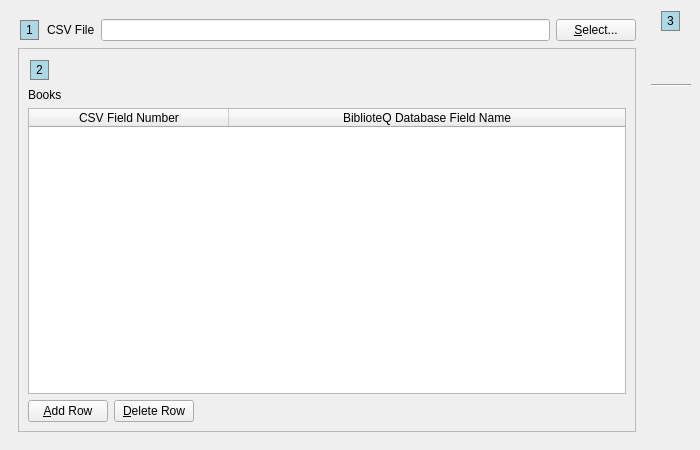
Above: UI/biblioteq_import.ui from textbrowser/biblioteq before the change. Below: the same form after it.
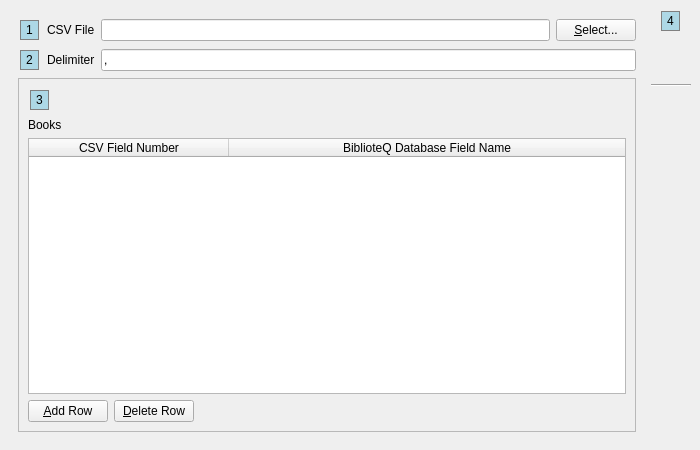
That is the form after the change. Icons and pictures are not drawn.

The edit to the form file:
```diff
--- a/UI/biblioteq_import.ui
+++ b/UI/biblioteq_import.ui
@@ -68,6 +68,45 @@
          </item>
         </layout>
        </item>
+       <item>
+        <layout class="QHBoxLayout" name="horizontalLayout_5">
+         <item>
+          <widget class="QLabel" name="label_108">
+           <property name="sizePolicy">
+            <sizepolicy hsizetype="Fixed" vsizetype="Fixed">
+             <horstretch>0</horstretch>
+             <verstretch>0</verstretch>
+            </sizepolicy>
+           </property>
+           <property name="styleSheet">
+            <string notr="true">QLabel {
+ border: 1px solid gray;
+ background-color: lightblue;
+ margin: 2px;
+ padding: 2px;
+ }</string>
+           </property>
+           <property name="text">
+            <string>2</string>
+           </property>
+          </widget>
+         </item>
+         <item>
+          <widget class="QLabel" name="label_3">
+           <property name="text">
+            <string>Delimiter</string>
+           </property>
+          </widget>
+         </item>
+         <item>
+          <widget class="QLineEdit" name="delimiter">
+           <property name="text">
+            <string>,</string>
+           </property>
+          </widget>
+         </item>
+        </layout>
+       </item>
        <item>
         <widget class="QScrollArea" name="scrollArea">
          <property name="widgetResizable">
@@ -79,7 +118,7 @@
             <x>0</x>
             <y>0</y>
             <width>620</width>
-            <height>378</height>
+            <height>336</height>
            </rect>
           </property>
           <layout class="QVBoxLayout" name="verticalLayout_2">
@@ -100,7 +139,7 @@
  }</string>
              </property>
              <property name="text">
-              <string>2</string>
+              <string>3</string>
              </property>
             </widget>
            </item>
@@ -219,7 +258,7 @@
  }</string>
           </property>
           <property name="text">
-           <string>3</string>
+           <string>4</string>
           </property>
          </widget>
         </item>
```
Left out of the diff: 1 changed line with no effect on the pictures.
